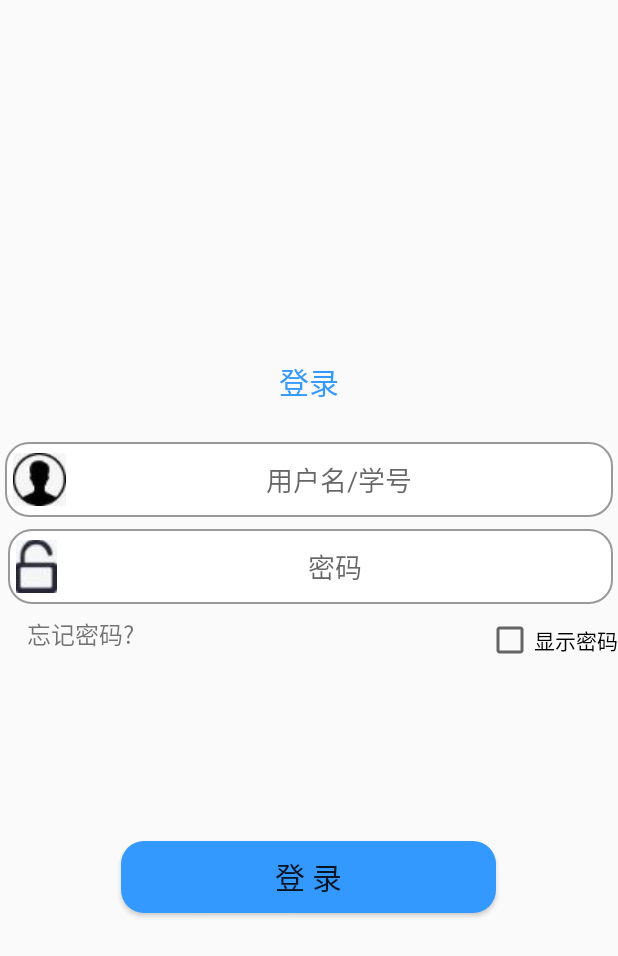
After one commit to HITsz19csAppProject/frontier, an Android app: the layout activity_login.xml on its own in the app's theme, with its tools: preview values and no code run, on a phone screen of 412 x 824 dp. The commit adds this screen. Shown: the top 956 px of the screen. Run offline under Robolectric (Android 15) with nearby library versions, the phone set to English and light mode, and no system bars.

Commit message:
加入了登录部分的代码

```diff
--- a/app/build.gradle
+++ b/app/build.gradle
@@ -42,5 +42,7 @@ dependencies {
     implementation 'org.slf4j:slf4j-log4j12:1.7.25'
     testImplementation 'junit:junit:4.13'
     implementation 'org.apache.commons:commons-lang3:3.9'
+    implementation 'com.squareup.okhttp3:okhttp:3.10.0'
+
 
 }
--- a/app/src/main/java/com/example/backend/LoginActivity.java
+++ b/app/src/main/java/com/example/backend/LoginActivity.java
@@ -1,4 +1,4 @@
-package com.example.backend;
+package com.example.BackEnd;
 
 import org.apache.http.*;
 import org.apache.http.client.HttpClient;
--- /dev/null
+++ b/app/src/main/res/drawable/bg_btn2.xml
@@ -0,0 +1,21 @@
+<?xml version="1.0" encoding="utf-8"?>
+<selector xmlns:android="http://schemas.android.com/apk/res/android">
+<item android:state_pressed="true">
+    <shape>
+        <solid
+            android:color="#339966"/>
+        <corners
+            android:radius="15dp"/>
+    </shape>
+</item>
+
+<item android:state_pressed="false">
+    <shape>
+        <solid
+            android:color="#3399FF"/>
+        <corners
+            android:radius="15dp"/>
+    </shape>
+</item>
+
+</selector>
--- a/app/src/main/res/layout/activity_explore.xml
+++ b/app/src/main/res/layout/activity_explore.xml
@@ -34,7 +34,7 @@
                 android:text="探索"
                 android:textAppearance="@style/TextAppearance.Widget.AppCompat.Toolbar.Title" />
 
-            <TextView
+            <EditText
                 android:layout_width="match_parent"
                 android:layout_height="40dp"
                 android:id="@+id/tv_search"
--- a/app/src/main/res/layout/activity_fifth.xml
+++ b/app/src/main/res/layout/activity_fifth.xml
@@ -71,16 +71,10 @@
             <TextView
 
                 android:id="@+id/user_name"
-
                 android:layout_width="wrap_content"
-
                 android:layout_height="wrap_content"
-
-
                 android:textSize="17sp"
-
                 android:textColor="@color/colorBlack"
-
                 android:text="用户"
                 android:layout_toRightOf="@id/user_val"
                 android:layout_marginLeft="100dp"
--- a/app/src/main/res/layout/activity_forth.xml
+++ b/app/src/main/res/layout/activity_forth.xml
@@ -10,6 +10,7 @@
         android:layout_height="wrap_content"
         android:hint="搜 索"
         android:gravity="center"
+        android:drawableLeft="@drawable/search_icon"
         android:textColor="@color/cardview_light_background"
         />
 
--- /dev/null
+++ b/app/src/main/res/layout/activity_login.xml
@@ -0,0 +1,88 @@
+<?xml version="1.0" encoding="utf-8"?>
+<LinearLayout xmlns:android="http://schemas.android.com/apk/res/android"
+    xmlns:tools="http://schemas.android.com/tools"
+    android:layout_width="match_parent"
+    android:layout_height="match_parent"
+    android:orientation="vertical"
+    android:gravity="center">
+
+    <TextView
+        android:layout_width="match_parent"
+        android:layout_height="80dp"
+        android:id="@+id/tv_login"
+        android:text="登录"
+        android:gravity="center"
+        android:textSize="20sp"
+        android:textColor="#3399FF"
+        android:layout_gravity="top"/>
+
+    <EditText
+        android:layout_width="match_parent"
+        android:layout_height="50dp"
+        android:id="@+id/et_username"
+        android:gravity="center"
+        android:background="@drawable/bg_search"
+        android:drawableLeft="@drawable/username"
+        android:layout_marginLeft="3dp"
+        android:paddingLeft="5dp"
+        android:layout_marginRight="3dp"
+        android:hint="用户名/学号"/>
+
+    <LinearLayout
+        android:layout_width="match_parent"
+        android:layout_height="wrap_content"
+        android:orientation="vertical">
+
+        <EditText
+            android:id="@+id/et_password"
+            android:layout_width="match_parent"
+            android:layout_height="50dp"
+            android:layout_marginLeft="5dp"
+            android:layout_marginTop="8dp"
+            android:background="@drawable/bg_search"
+            android:drawableLeft="@drawable/password"
+            android:gravity="center"
+            android:hint="密码"
+            android:layout_marginRight="3dp"
+            android:inputType="textPassword"
+            android:paddingLeft="5dp" />
+
+
+    </LinearLayout>
+
+
+    <LinearLayout
+        android:layout_width="match_parent"
+        android:layout_height="150dp"
+        android:layout_marginTop="8dp"
+        android:orientation="horizontal"
+        android:paddingLeft="18dp">
+
+        <TextView
+            android:layout_width="0dp"
+            android:layout_height="wrap_content"
+            android:layout_weight="1"
+            android:layout_gravity="left"
+            android:text="忘记密码?"
+            android:textSize="16sp"
+             />
+
+        <CheckBox
+            android:id="@+id/checkBox1"
+            android:layout_width="wrap_content"
+            android:layout_height="wrap_content"
+            android:layout_gravity="right"
+            android:text="显示密码"
+            tools:ignore="InvalidId"
+           />
+
+    </LinearLayout>
+
+    <Button
+        android:layout_width="250dp"
+        android:layout_height="wrap_content"
+        android:background="@drawable/bg_btn2"
+        android:text="登 录"
+        android:id="@+id/btn_login"
+        android:textSize="20sp"/>
+</LinearLayout>
--- a/app/src/main/res/layout/activity_main.xml
+++ b/app/src/main/res/layout/activity_main.xml
@@ -13,8 +13,8 @@
         android:layout_height="wrap_content"
         android:hint="搜 索"
         android:gravity="center"
+        android:drawableLeft="@drawable/search_icon"
          />
-
 
     <LinearLayout
         android:layout_width="match_parent"
--- a/app/src/main/res/layout/activity_post.xml
+++ b/app/src/main/res/layout/activity_post.xml
@@ -27,7 +27,7 @@
         android:id="@+id/et_post_content"/>
 
     <Button
-        android:layout_width="70dp"
+        android:layout_width="100dp"
         android:layout_height="50dp"
         android:id="@+id/btn_confirm"
         android:layout_marginTop="8dp"
```
Also changed, not shown: app/src/main/AndroidManifest.xml (+8 -5 lines), app/src/main/java/com/example/Login/LoginActivity.java (added, +92 -0 lines), app/src/main/java/com/example/chatting/FifthActivity.java (+13 -0 lines), app/src/main/java/com/example/chatting/MainActivity.java (+23 -0 lines), app/src/main/java/com/example/chatting/ui/main/LoginActivity.java (added, +61 -0 lines), app/src/main/res/drawable/password.jpg (added), app/src/main/res/drawable/username.jpg (added), gradle/wrapper/gradle-wrapper.properties.
